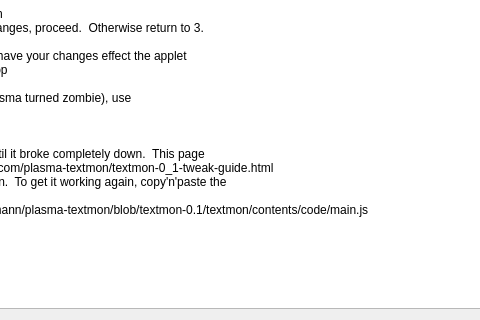
Above: textmon/contents/ui/config.ui from MaikBeckmann/plasma-textmon before the change; both pictures show x 179 to 659 and y 177 to 497 of the 949 by 497 pixel window. Below: the same form after it.
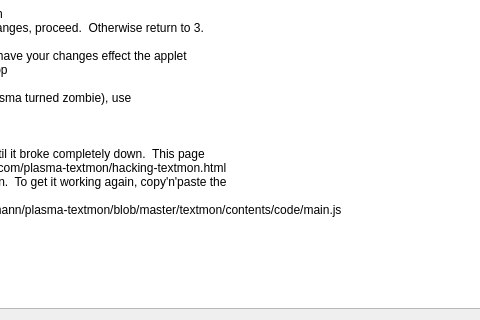
That is the form after the change.

Commit message: Changed links from 0.1 to current.

```diff
--- a/textmon/contents/ui/config.ui
+++ b/textmon/contents/ui/config.ui
@@ -44,10 +44,10 @@
 &lt;p style=&quot; margin-top:0px; margin-bottom:0px; margin-left:0px; margin-right:0px; -qt-block-indent:0; text-indent:0px;&quot;&gt;&lt;span style=&quot; font-family:'Courier New,courier';&quot;&gt;    instead.&lt;/span&gt;&lt;/p&gt;
 &lt;p style=&quot;-qt-paragraph-type:empty; margin-top:0px; margin-bottom:0px; margin-left:0px; margin-right:0px; -qt-block-indent:0; text-indent:0px; font-family:'Courier New,courier';&quot;&gt;&lt;br /&gt;&lt;/p&gt;
 &lt;p style=&quot; margin-top:0px; margin-bottom:0px; margin-left:0px; margin-right:0px; -qt-block-indent:0; text-indent:0px;&quot;&gt;&lt;span style=&quot; font-family:'Courier New,courier';&quot;&gt;I suggest you tinker around until it broke completely down.  This page&lt;/span&gt;&lt;/p&gt;
-&lt;p style=&quot; margin-top:0px; margin-bottom:0px; margin-left:0px; margin-right:0px; -qt-block-indent:0; text-indent:0px;&quot;&gt;&lt;span style=&quot; font-family:'Courier New,courier';&quot;&gt; - http://maikbeckmann.github.com/plasma-textmon/textmon-0_1-tweak-guide.html&lt;/span&gt;&lt;/p&gt;
+&lt;p style=&quot; margin-top:0px; margin-bottom:0px; margin-left:0px; margin-right:0px; -qt-block-indent:0; text-indent:0px;&quot;&gt;&lt;span style=&quot; font-family:'Courier New,courier';&quot;&gt; - http://maikbeckmann.github.com/plasma-textmon/hacking-textmon.html&lt;/span&gt;&lt;/p&gt;
 &lt;p style=&quot; margin-top:0px; margin-bottom:0px; margin-left:0px; margin-right:0px; -qt-block-indent:0; text-indent:0px;&quot;&gt;&lt;span style=&quot; font-family:'Courier New,courier';&quot;&gt;might give you some inspiration.  To get it working again, copy'n'paste the&lt;/span&gt;&lt;/p&gt;
 &lt;p style=&quot; margin-top:0px; margin-bottom:0px; margin-left:0px; margin-right:0px; -qt-block-indent:0; text-indent:0px;&quot;&gt;&lt;span style=&quot; font-family:'Courier New,courier';&quot;&gt;original source code&lt;/span&gt;&lt;/p&gt;
-&lt;p style=&quot; margin-top:0px; margin-bottom:12px; margin-left:0px; margin-right:0px; -qt-block-indent:0; text-indent:0px;&quot;&gt;&lt;span style=&quot; font-family:'Courier New,courier';&quot;&gt; - http://github.com/MaikBeckmann/plasma-textmon/blob/textmon-0.1/textmon/contents/code/main.js&lt;/span&gt;&lt;/p&gt;&lt;/body&gt;&lt;/html&gt;</string>
+&lt;p style=&quot; margin-top:0px; margin-bottom:12px; margin-left:0px; margin-right:0px; -qt-block-indent:0; text-indent:0px;&quot;&gt;&lt;span style=&quot; font-family:'Courier New,courier';&quot;&gt; - http://github.com/MaikBeckmann/plasma-textmon/blob/master/textmon/contents/code/main.js&lt;/span&gt;&lt;/p&gt;&lt;/body&gt;&lt;/html&gt;</string>
      </property>
      <property name="acceptRichText">
       <bool>false</bool>
```
